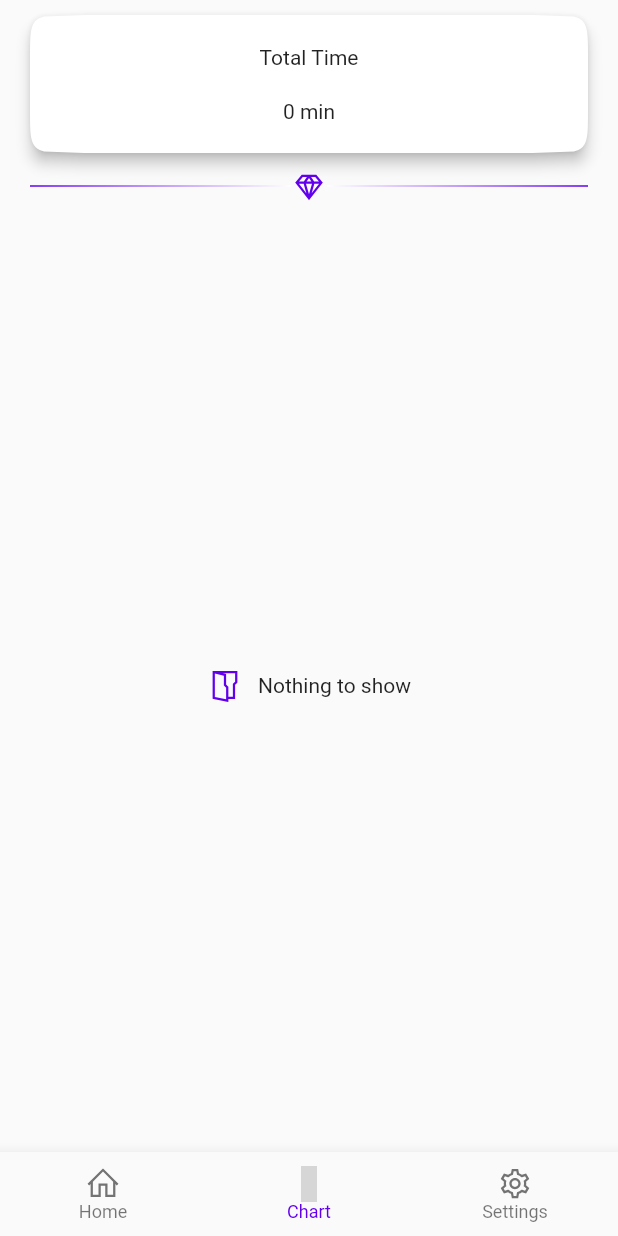
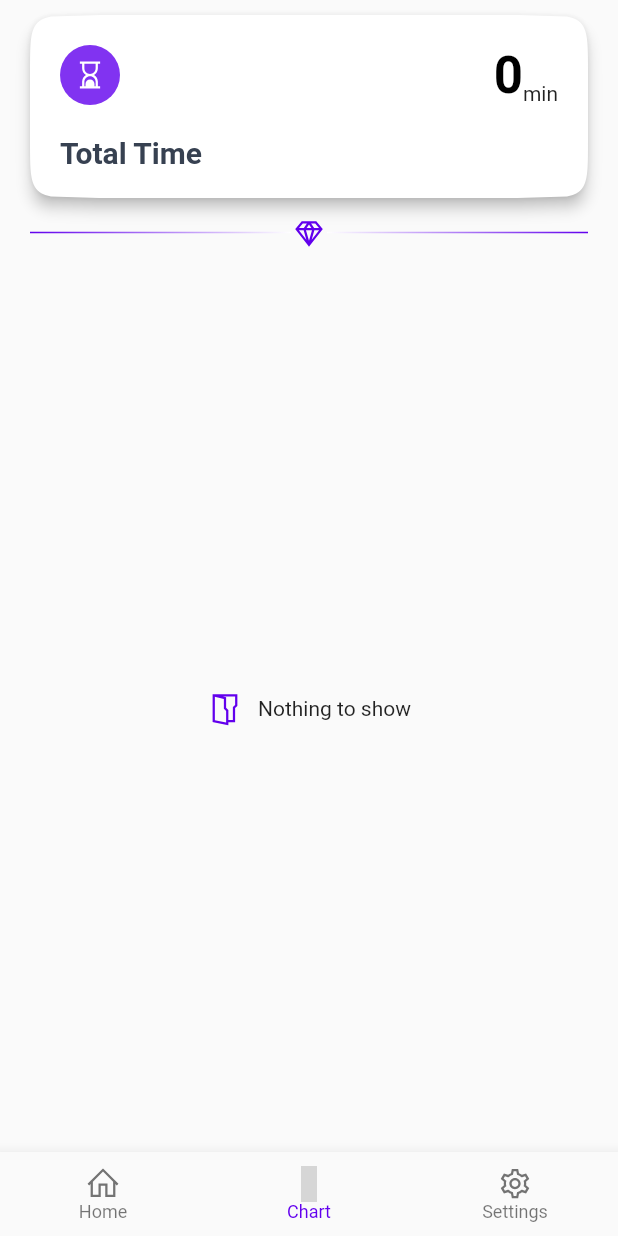
Before and after one commit to gaganyadav80/givtimer, a Flutter app: the _HomePageBody screen opened directly with empty values, item 2 of the bottom bar chosen, on a phone screen of 412 x 824 dp. Run offline on Flutter 3.47's test engine with Material 2 defaults, Android fonts, the phone set to English and light mode, and no system bars; our stand-ins replace bloc, cached_network_image, cloud_firestore, equatable, firebase_auth, firebase_core and 14 more; missing offline and left inert: firebase_auth_platform_interface, flow_builder, neon_circular_timer, very_good_analysis; accounts and stored records are empty; generated files the repository leaves out were written again; grey boxes are pictures that could not be loaded.

Commit message:
feat: ui improvements
- time info card
- chart touch tooltip

```diff
--- a/lib/pages/chart/widgets/time_info_card.dart
+++ b/lib/pages/chart/widgets/time_info_card.dart
@@ -1,6 +1,9 @@
 import 'package:flutter/material.dart';
+import 'package:givtimer/theme.dart';
 import 'package:givtimer/utils/utils.dart';
 import 'package:givtimer/widgets/widgets.dart';
+import 'package:line_icons/line_icons.dart';
+import 'package:velocity_x/velocity_x.dart';
 
 class TimeInfoCard extends StatelessWidget {
   const TimeInfoCard({
@@ -8,11 +11,15 @@ class TimeInfoCard extends StatelessWidget {
     required this.time,
     required this.title,
     this.onTap,
+    this.icon,
+    this.backgroundColor,
   }) : super(key: key);
 
   final int time;
   final String title;
   final VoidCallback? onTap;
+  final IconData? icon;
+  final Color? backgroundColor;
 
   @override
   Widget build(BuildContext context) {
@@ -27,12 +34,35 @@ class TimeInfoCard extends StatelessWidget {
           padding: const EdgeInsets.all(20),
           child: Column(
             mainAxisSize: MainAxisSize.min,
-            mainAxisAlignment: MainAxisAlignment.center,
             children: [
-              Text(title),
+              Row(
+                mainAxisAlignment: MainAxisAlignment.spaceBetween,
+                children: [
+                  Container(
+                    decoration: BoxDecoration(
+                      color: backgroundColor ?? kPurpleColor.withOpacity(0.8),
+                      shape: BoxShape.circle,
+                    ),
+                    child: Icon(
+                      icon ?? LineIcons.hourglassEnd,
+                      color: Colors.white,
+                    ).p(8),
+                  ),
+                  Row(
+                    crossAxisAlignment: CrossAxisAlignment.end,
+                    children: [
+                      '$time'.text.bold.black.headline4(context).make(),
+                      'min'.text.make(),
+                    ],
+                  ),
+                ],
+              ),
               const VSpace(20),
-              Text(
-                '$time min',
+              Row(
+                mainAxisAlignment: MainAxisAlignment.spaceBetween,
+                children: [
+                  title.text.bold.gray700.size(20).make(),
+                ],
               ),
             ],
           ),
--- a/lib/pages/settings/settings_page.dart
+++ b/lib/pages/settings/settings_page.dart
@@ -18,6 +18,8 @@ class SettingsPage extends StatelessWidget {
     return SettingsList(
       // lightTheme: SettingsThemeData(
       //   settingsListBackground: Theme.of(context).scaffoldBackgroundColor,
+      //   settingsSectionBackground: Colors.grey[350],
+      //   dividerColor: Colors.black26,
       // ),
       physics: const NeverScrollableScrollPhysics(),
       sections: [
--- a/lib/theme.dart
+++ b/lib/theme.dart
@@ -8,11 +8,11 @@ final theme = ThemeData(
   textTheme: GoogleFonts.robotoTextTheme(),
   primaryColorDark: const Color(0xFF0097A7),
   primaryColorLight: const Color(0xFFB2EBF2),
-  // primaryColor: const Color(0xFF00BCD4),
+  // scaffoldBackgroundColor: const Color(0xFFF2F2F6),
   colorScheme: const ColorScheme.light(secondary: Color(0xFF009688)),
-  // scaffoldBackgroundColor: const Color(0xFFF2F2F7),
   appBarTheme: const AppBarTheme(
     elevation: 0,
+    // backgroundColor: Color(0xFFF2F2F6),
     backgroundColor: Color(0xFFFAFAFA),
     iconTheme: IconThemeData(color: Colors.black),
     toolbarTextStyle: TextStyle(color: Colors.black),
```
Also changed, not shown: lib/pages/chart/activity_list_page.dart (+20 -2 lines), lib/pages/chart/widgets/activity_chart_page.dart (+10 -9 lines), lib/pages/chart/widgets/daily_total_chart.dart (+8 -7 lines), lib/pages/chart/widgets/line_chart_widget.dart (+23 -4 lines), lib/pages/settings/views/activity_logs.dart (+16 -4 lines), lib/utils/src/extensions.dart (+8 -0 lines).
